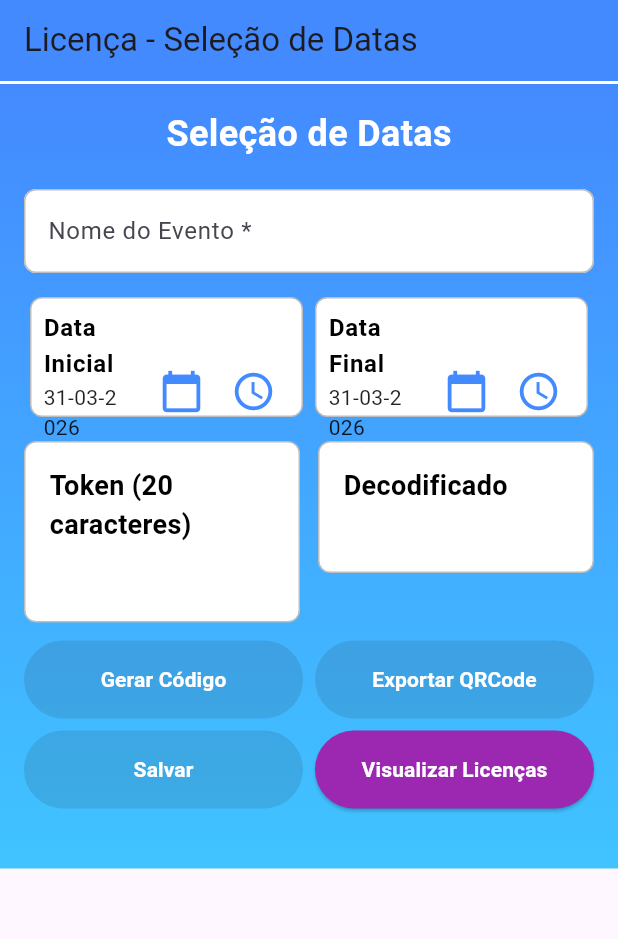
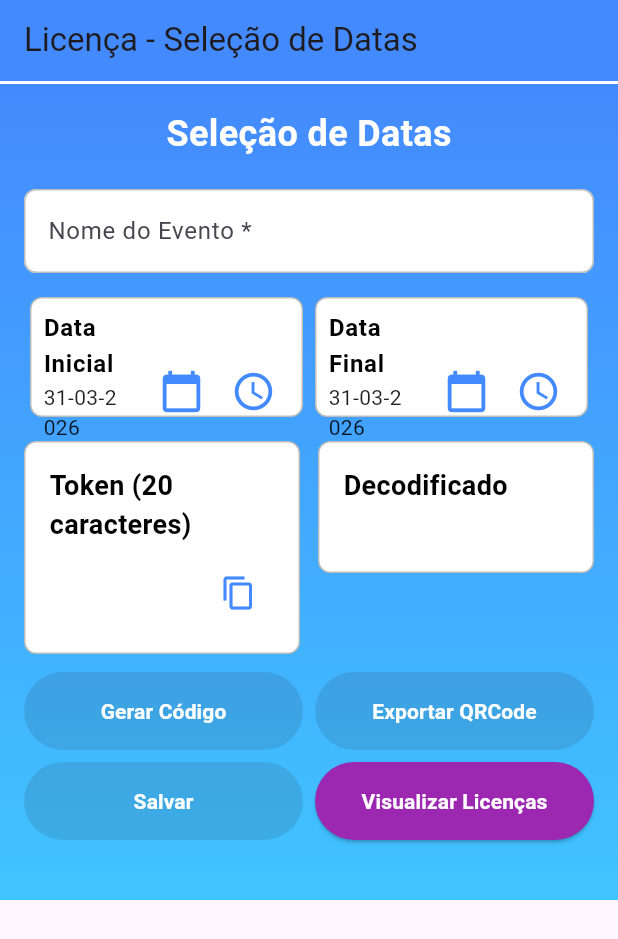
Before and after one commit to FabioAlecsandro9/licencacontrole, a Flutter app: the screen it shows after launch, on a phone screen of 412 x 824 dp. Shown: the top 939 px of the screen. Run offline on Flutter 3.47's test engine with Material 3 defaults, Android fonts, the phone set to English and light mode, and no system bars; our stand-ins replace pdf, permission_handler, qr_flutter, sqflite; accounts and stored records are empty.

Commit message:
Adiciona funcionalidade de copiar token na tela de data

```diff
--- a/lib/date_screen.dart
+++ b/lib/date_screen.dart
@@ -9,6 +9,7 @@ import 'package:qr_flutter/qr_flutter.dart';
 import 'database_helper.dart';
 import 'licenses_screen.dart';
 import 'package:pdf/widgets.dart' as pw;
+import 'package:flutter/services.dart';
 
 class DateScreen extends StatefulWidget {
   const DateScreen({super.key});
@@ -813,6 +814,9 @@ class _DateScreenState extends State<DateScreen> {
                     Expanded(
                       child: _buildInfoBox(
                         title: 'Token (20 caracteres)',
+                        child: Row(
+                          children: [
+                            Expanded(
                               child: SelectableText(
                                 _encryptedData,
                                 style: const TextStyle(
@@ -821,6 +825,30 @@ class _DateScreenState extends State<DateScreen> {
                                   fontWeight: FontWeight.bold,
                                   letterSpacing: 1.2,
                                 ),
+                              ),
+                            ),
+                            IconButton(
+                              icon: const Icon(
+                                Icons.content_copy,
+                                color: Colors.blueAccent,
+                              ),
+                              tooltip: 'Copiar token',
+                              onPressed: _encryptedData.isEmpty
+                                  ? null
+                                  : () {
+                                      Clipboard.setData(
+                                        ClipboardData(text: _encryptedData),
+                                      );
+                                      ScaffoldMessenger.of(
+                                        context,
+                                      ).showSnackBar(
+                                        const SnackBar(
+                                          content: Text('Token copiado!'),
+                                        ),
+                                      );
+                                    },
+                            ),
+                          ],
                         ),
                       ),
                     ),
```
Lines whose indentation alone changed are shown as unchanged.
